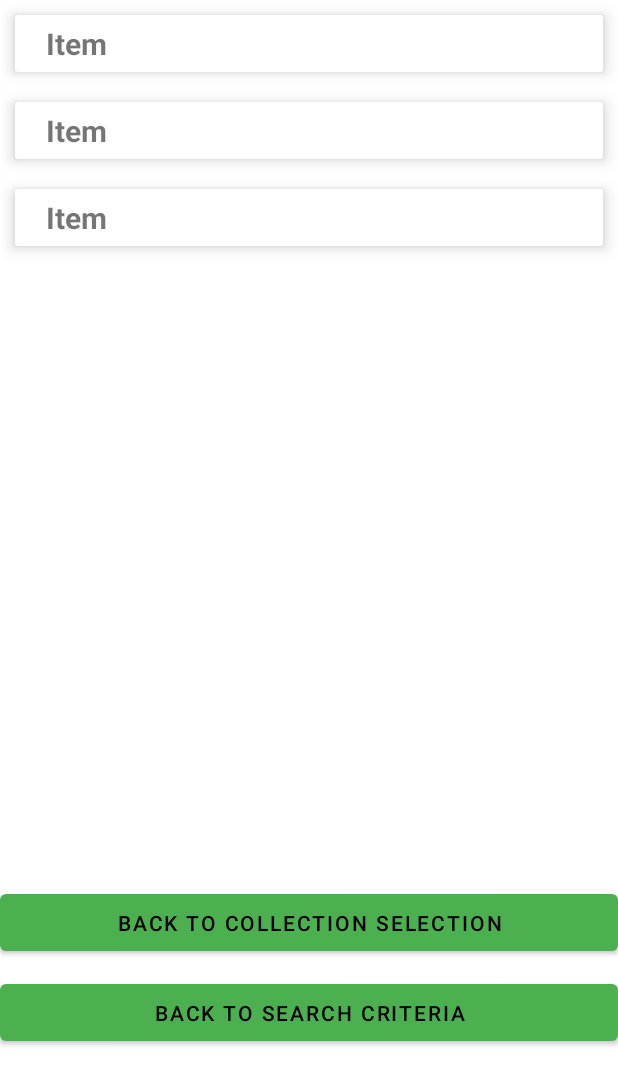
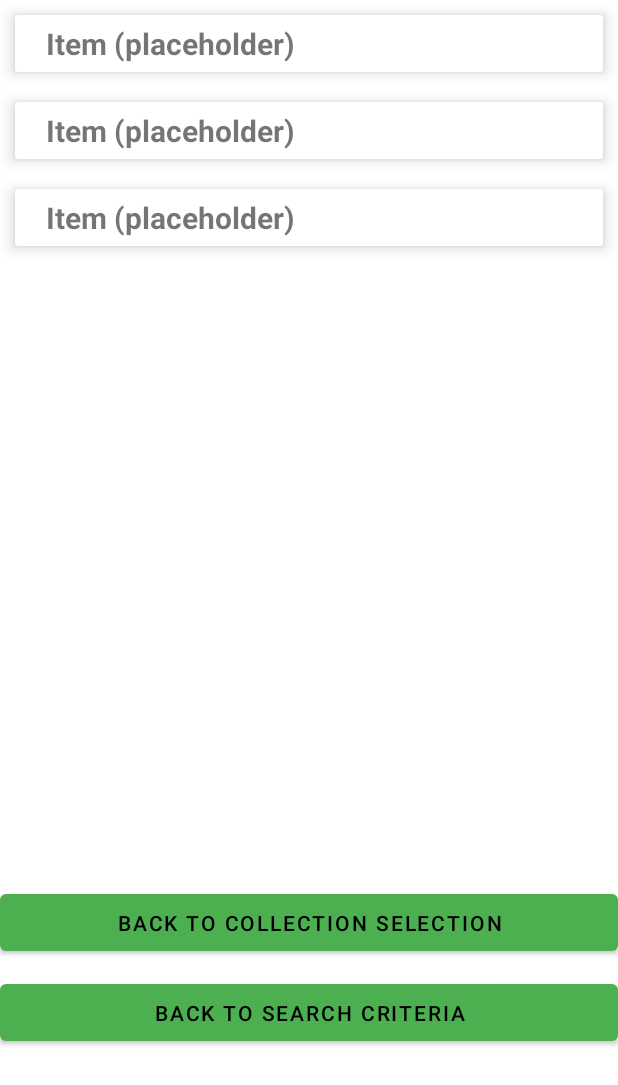
Before and after one commit to EricS0110/show-me-what-i-got, an Android app: the layout fragment_results.xml on its own in the app's theme, with its tools: preview values and no code run, on a phone screen of 412 x 824 dp. Shown: the top 1085 px of the screen. Run offline under Robolectric (Android 15) with nearby library versions, the light colour scheme and no system bars.

Commit message:
layout xml cleanup

```diff
--- a/app/src/main/res/layout/card_view_design.xml
+++ b/app/src/main/res/layout/card_view_design.xml
@@ -18,7 +18,7 @@
             android:layout_width="wrap_content"
             android:layout_height="wrap_content"
             android:layout_marginStart="15dp"
-            android:text="Item"
+            android:text="@string/item_placeholder"
             android:textSize="20sp"
             android:textStyle="bold"
         />
--- a/app/src/main/res/values/strings.xml
+++ b/app/src/main/res/values/strings.xml
@@ -50,4 +50,6 @@
     <string name="results_fragment_label">~ Results ~</string>
     <string name="results_to_collection_button">Back to Collection Selection</string>
     <string name="results_to_criteria_button">Back to Search Criteria</string>
+    <string name="item_placeholder">Item (placeholder)</string>
+
 </resources>
```
